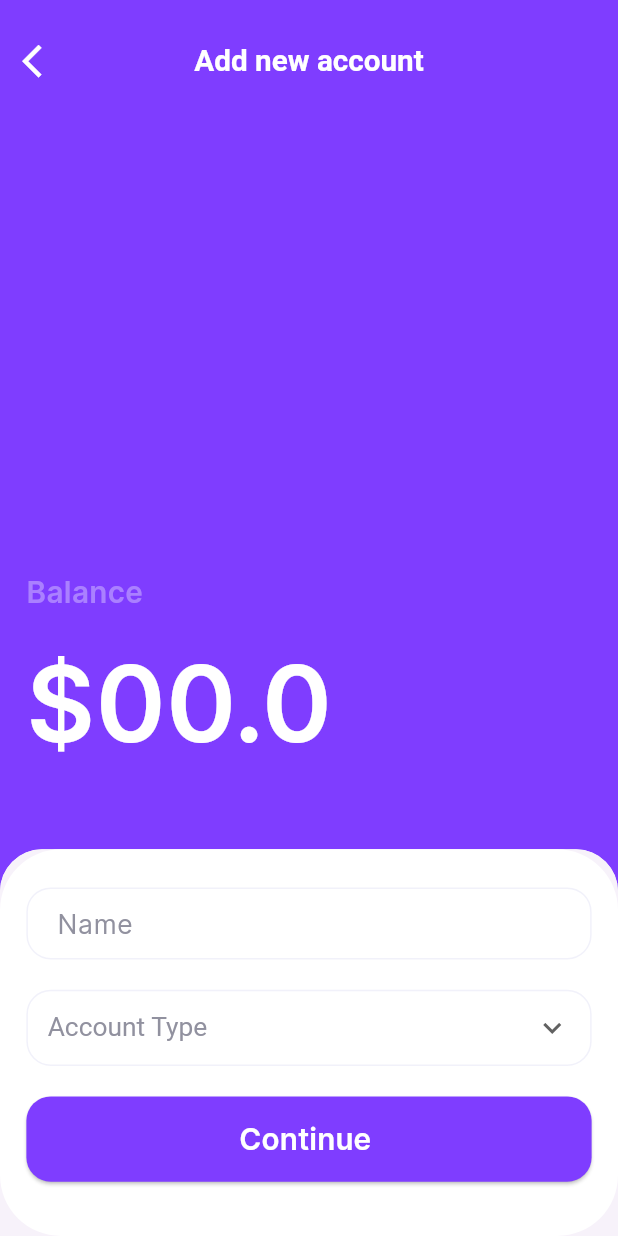
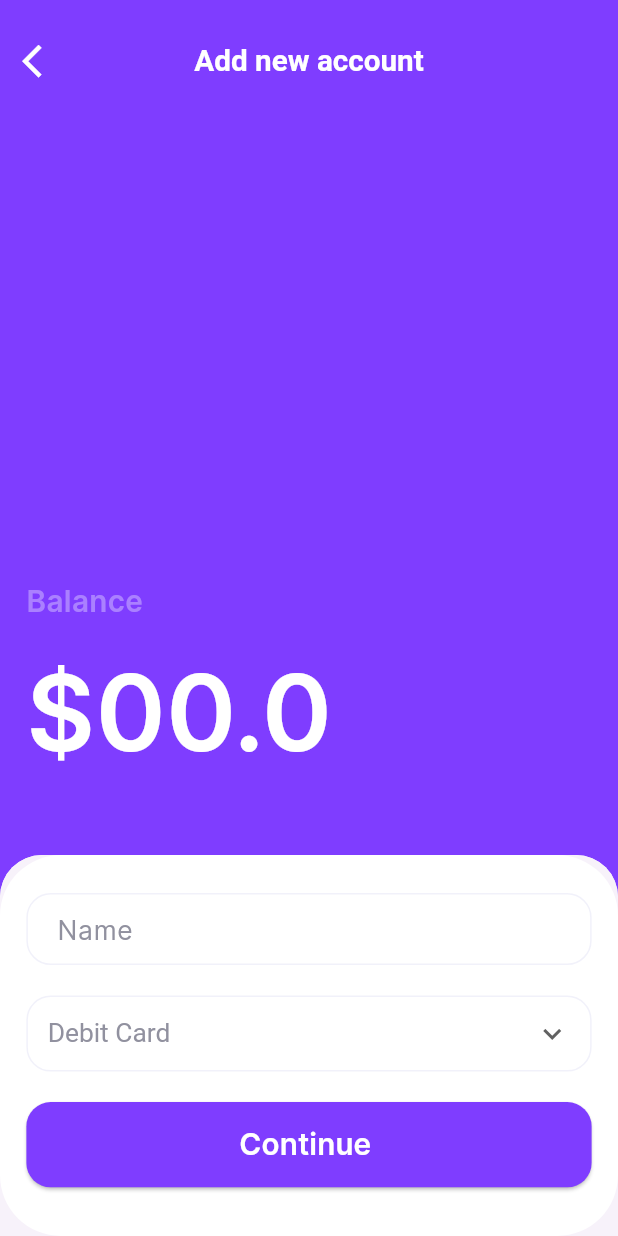
Before and after one commit to BakriIWNL/internship_implementation, a Flutter app: the screen it shows after launch, on a phone screen of 412 x 824 dp. Run offline on Flutter 3.47's test engine with Material 3 defaults, Android fonts, the phone set to English and light mode, and no system bars; our stand-ins replace equatable, flutter_bloc, flutter_screenutil, go_router; generated files the repository leaves out were written again.

Commit message:
fully functioning setup page, resolved all comments

```diff
--- a/lib/core/components/bottomsheets/default_bottomsheet.dart
+++ b/lib/core/components/bottomsheets/default_bottomsheet.dart
@@ -6,23 +6,34 @@ import 'package:itcores_internship_project/core/components/customtextfield.dart'
 import 'package:itcores_internship_project/core/utils/app_colors.dart';
 import 'package:flutter_gen/gen_l10n/app_localizations.dart';
 
-class DefaultBottomsheet extends StatelessWidget {
-  DefaultBottomsheet({super.key});
+class DefaultBottomSheet extends StatelessWidget {
 
-  TextEditingController temp = TextEditingController();
+  final Function onChanged;
+  final String value;
+  final double height;
+  final List<DropdownMenuItem<String>> items;
+  final  TextEditingController controller;
+
+  const DefaultBottomSheet({super.key, required this.onChanged,required this.value,required this.items, required this.controller, required this.height});
 
   @override
   Widget build(BuildContext context) {
-    List<DropdownMenuItem<String>> dropDownItems = [
-      const DropdownMenuItem(value: '0', child: Text("Bank")),
-      const DropdownMenuItem(value: '1', child: Text("Debit Card")),
-      const DropdownMenuItem(value: '2', child: Text("Credit Card"))
-    ];
-    return Container(
-      height: 254.h,
+    return BottomSheet(
+      enableDrag: false,
+      builder: (BuildContext context) {
+        return Padding(
+          padding: EdgeInsets.only(
+            bottom: MediaQuery.of(context).viewInsets.bottom/2,
+          ),
+          child: AnimatedSize(
+              duration: const Duration(milliseconds: 500),
+              curve: Curves.fastOutSlowIn,
+              child:Container(
+            height: height,
             width: double.infinity,
             decoration: BoxDecoration(
-          borderRadius: BorderRadius.circular(40.r), color: AppColors.white),
+                borderRadius: BorderRadius.circular(40.r),
+                color: AppColors.white),
             child: Column(
               mainAxisAlignment: MainAxisAlignment.start,
               children: [
@@ -31,7 +42,7 @@ class DefaultBottomsheet extends StatelessWidget {
                   width: 343.w,
                   child: NewCustomTextField(
                       hint: AppLocalizations.of(context)!.name,
-                controller: temp,
+                      controller: controller,
                       validationType: AppLocalizations.of(context)!.name,
                       height: 56.h,
                       password: false,
@@ -42,13 +53,25 @@ class DefaultBottomsheet extends StatelessWidget {
                   hint: AppLocalizations.of(context)!.accountType,
                   width: 343.w,
                   height: 50.h,
-            items: dropDownItems,
-            onChanged: (String? value) {},
+                  items: items,
+                  onChanged: (String? value) {
+                    onChanged(value);
+                  },
+                  value: value,
                 ),
                 20.verticalSpace,
-          CustomButton(text: AppLocalizations.of(context)!.continueText, onPressed: (){}, size: Size(343.w,56.h))
+                CustomButton(
+                    text: AppLocalizations.of(context)!.continueText,
+                    onPressed: () {},
+                    size: Size(343.w, 56.h))
               ],
             ),
+          ),
+              )
+
+        );
+      },
+      onClosing: () {},
     );
   }
 }
--- /dev/null
+++ b/lib/core/components/sheet_information.dart
@@ -0,0 +1,53 @@
+import 'package:flutter/material.dart';
+import 'package:flutter_bloc/flutter_bloc.dart';
+import 'package:flutter_screenutil/flutter_screenutil.dart';
+import 'package:itcores_internship_project/core/themes/app_colors.dart';
+import 'package:flutter_gen/gen_l10n/app_localizations.dart';
+import 'package:itcores_internship_project/features/setup/presentation/cubit/bottom_sheet/bottomsheet_cubit.dart';
+
+class SheetInformation extends StatelessWidget {
+  const SheetInformation({super.key, required this.space});
+  final int space;
+
+  @override
+  Widget build(BuildContext context) {
+    return SingleChildScrollView(
+      scrollDirection: Axis.vertical,
+      child: Padding(
+        padding: EdgeInsets.only(left: 16.w),
+        child: BlocBuilder<BottomsheetCubit, BottomsheetState>(
+          builder: (context, state) {
+            return AnimatedSize(
+              duration: const Duration(milliseconds: 500),
+              curve: Curves.fastOutSlowIn,
+              child: Column(
+                mainAxisAlignment: MainAxisAlignment.start,
+                crossAxisAlignment: CrossAxisAlignment.start,
+                children: [
+                  space.verticalSpace,
+                  Text(
+                    AppLocalizations.of(context)!.balance,
+                    style: TextStyle(
+                      fontSize: 18.sp,
+                      fontWeight: FontWeight.w600,
+                      color: AppColors.purpleTertiary,
+                    ),
+                  ),
+                  10.verticalSpace,
+                  Text(
+                    "\$00.0",
+                    style: TextStyle(
+                      fontSize: 64.sp,
+                      fontWeight: FontWeight.w600,
+                      color: AppColors.white,
+                    ),
+                  ),
+                ],
+              ),
+            );
+          },
+        ),
+      ),
+    );
+  }
+}
--- a/lib/core/components/sheet_screen.dart
+++ /dev/null
@@ -1,66 +0,0 @@
-import 'package:flutter/material.dart';
-import 'package:flutter_screenutil/flutter_screenutil.dart';
-import 'package:go_router/go_router.dart';
-import 'package:itcores_internship_project/core/routes/route_names.dart';
-import 'package:itcores_internship_project/core/themes/app_colors.dart';
-import 'package:itcores_internship_project/core/utils/app_icons.dart';
-import 'package:flutter_gen/gen_l10n/app_localizations.dart';
-
-class SheetScreen extends StatelessWidget {
-  final BottomSheet bottomSheet;
-
-  const SheetScreen({super.key, required this.bottomSheet});
-
-  @override
-  Widget build(BuildContext context) {
-    return Scaffold(
-      bottomSheet: bottomSheet,
-      backgroundColor: AppColors.purplePrimary,
-      appBar: AppBar(
-        backgroundColor: AppColors.purplePrimary,
-        titleTextStyle: TextStyle(
-          fontSize: 18.sp,
-          fontWeight: FontWeight.w600,
-          color: AppColors.white,
-        ),
-        leading: Padding(
-          padding: EdgeInsets.only(top: 20.h),
-          child: IconButton(
-            icon: AppIcons.arrowBackWhite,
-            onPressed: () {
-              context.go(RouteNames.onboarding);
-            },
-          ),
-        ),
-        centerTitle: true,
-        title: Padding(
-          padding: EdgeInsets.only(top: 25.h),
-          child: Text(
-            AppLocalizations.of(context)!.newAccount,
-            style: TextStyle(
-              fontSize: 18.sp,
-              fontWeight: FontWeight.w600,
-            ),
-          ),
-        ),
-      ),
-      body: SingleChildScrollView(
-        scrollDirection: Axis.vertical,
-          child: Padding(
-            padding: EdgeInsets.only(left: 16.w),
-            child: Column(
-              mainAxisAlignment: MainAxisAlignment.start,
-              crossAxisAlignment:CrossAxisAlignment.start,
-              children: [
-                320.verticalSpace,
-                Text(AppLocalizations.of(context)!.balance,
-                    style: TextStyle(fontSize: 18.sp, fontWeight: FontWeight.w600,color: AppColors.purpleTertiary)),
-                10.verticalSpace,
-                Text("\$00.0",
-                    style: TextStyle(fontSize: 64.sp, fontWeight: FontWeight.w600, color: AppColors.white)),
-              ],
-            ),
-          )),
-    );
-  }
-}
--- a/lib/core/routes/routes.dart
+++ b/lib/core/routes/routes.dart
@@ -11,6 +11,7 @@ import 'package:itcores_internship_project/features/onboarding/presentation/cubi
 import 'package:itcores_internship_project/features/onboarding/presentation/cubit/splash_screen/splash_screen_cubit.dart';
 import 'package:itcores_internship_project/features/onboarding/presentation/screens/onboarding_screen.dart';
 import 'package:itcores_internship_project/features/onboarding/presentation/screens/splash_screen.dart';
+import 'package:itcores_internship_project/features/setup/presentation/cubit/bottom_sheet/bottomsheet_cubit.dart';
 import 'package:itcores_internship_project/features/setup/presentation/cubit/setup/setup_cubit.dart';
 import 'package:itcores_internship_project/features/setup/presentation/screens/lets_setup.dart';
 import 'package:itcores_internship_project/features/setup/presentation/screens/new_account.dart';
@@ -83,7 +84,10 @@ class Routes {
               )),
       GoRoute(
           path: RouteNames.newAccount,
-          builder: (context, state) => const NewAccount()),
+          builder: (context, state) => BlocProvider(
+                create: (context) => BottomsheetCubit(),
+                child: const NewAccount(),
+              )),
     ],
   );
 }
--- a/lib/core/utils/enums.dart
+++ b/lib/core/utils/enums.dart
@@ -3,3 +3,5 @@ enum GenericStates {initial, loading, updateUI, success, error}
 enum SplashStates {active, concluded}
 
 enum UserStates{initial, loading, success, error}
+
+enum BottomSheetStates{initial, bank, creditCard, debitCard}
--- /dev/null
+++ b/lib/features/setup/presentation/cubit/bottom_sheet/bottomsheet_state.dart
@@ -0,0 +1,26 @@
+part of 'bottomsheet_cubit.dart';
+
+class BottomsheetState extends Equatable {
+  final BottomSheetStates state;
+  final double height;
+  final int oldHeight;
+  const BottomsheetState({required this.state,required this.height, required this.oldHeight});
+
+  factory BottomsheetState.initial() {
+    return const BottomsheetState(
+      state: BottomSheetStates.initial, height: 254,oldHeight:254
+    );
+  }
+
+  BottomsheetState copyWith({
+    BottomSheetStates? state,
+    double ? height
+  }) {
+    return BottomsheetState(
+      state: state ?? this.state, height: height ?? this.height, oldHeight: oldHeight
+    );
+  }
+
+  @override
+  List<Object> get props => [state,height,oldHeight];
+}
--- a/lib/features/setup/presentation/screens/lets_setup.dart
+++ b/lib/features/setup/presentation/screens/lets_setup.dart
@@ -1,7 +1,9 @@
 import 'package:flutter/material.dart';
 import 'package:flutter_screenutil/flutter_screenutil.dart';
+import 'package:go_router/go_router.dart';
 import 'package:itcores_internship_project/core/components/custom_button.dart';
 import 'package:flutter_gen/gen_l10n/app_localizations.dart';
+import 'package:itcores_internship_project/core/routes/route_names.dart';
 
 class LetsSetup extends StatelessWidget {
   const LetsSetup({super.key});
@@ -25,7 +27,9 @@ class LetsSetup extends StatelessWidget {
               child: Text(AppLocalizations.of(context)!.accountCanBe, style: TextStyle(fontWeight: FontWeight.w500,fontSize: 14.sp))
               ),
               420.verticalSpace,
-              CustomButton(text: AppLocalizations.of(context)!.letsGo, onPressed: (){}, size: Size(343.w,56.h),)
+              CustomButton(text: AppLocalizations.of(context)!.letsGo, onPressed: (){
+                context.go(RouteNames.newAccount);
+              }, size: Size(343.w,56.h),)
           ],
         ),
       ),
--- a/lib/features/setup/presentation/screens/new_account.dart
+++ b/lib/features/setup/presentation/screens/new_account.dart
@@ -1,19 +1,92 @@
 import 'package:flutter/material.dart';
+import 'package:flutter_bloc/flutter_bloc.dart';
+import 'package:flutter_screenutil/flutter_screenutil.dart';
+import 'package:go_router/go_router.dart';
+import 'package:itcores_internship_project/core/components/bottomsheets/bank_bottomsheet.dart';
 import 'package:itcores_internship_project/core/components/bottomsheets/default_bottomsheet.dart';
-import 'package:itcores_internship_project/core/components/sheet_screen.dart';
+import 'package:itcores_internship_project/core/components/sheet_information.dart';
+import 'package:itcores_internship_project/core/routes/route_names.dart';
+import 'package:itcores_internship_project/core/utils/app_colors.dart';
+import 'package:itcores_internship_project/core/utils/app_icons.dart';
+import 'package:flutter_gen/gen_l10n/app_localizations.dart';
+import 'package:itcores_internship_project/core/utils/enums.dart';
+import 'package:itcores_internship_project/features/setup/presentation/cubit/bottom_sheet/bottomsheet_cubit.dart';
 
 class NewAccount extends StatelessWidget {
   const NewAccount({super.key});
 
   @override
   Widget build(BuildContext context) {
-    return SheetScreen(
-      bottomSheet: BottomSheet(
-        onClosing: () {},
-        builder: (context) {
-          return DefaultBottomsheet();
+    return Scaffold(
+      bottomSheet: BlocBuilder<BottomsheetCubit, BottomsheetState>(
+        builder: (context, state) {
+          if (state.state == BottomSheetStates.bank) {
+            debugPrint("Bank");
+            return BankBottomsheet(
+              height: state.height,
+              onChanged: (value) =>
+                  context.read<BottomsheetCubit>().selectedOption(value),
+              controller: context.read<BottomsheetCubit>().nameController,
+              value: context.read<BottomsheetCubit>().value,
+              items: const <DropdownMenuItem<String>>[
+                DropdownMenuItem(value: '0', child: Text("Bank")),
+                DropdownMenuItem(value: '1', child: Text("Debit Card")),
+                DropdownMenuItem(value: '2', child: Text("Credit Card"))
+              ],
+            );
+          }else {
+            debugPrint("BOTTOM SHEET");
+            return DefaultBottomSheet(
+              height: state.height,
+              onChanged: (value) =>
+                  context.read<BottomsheetCubit>().selectedOption(value),
+              controller: context.read<BottomsheetCubit>().nameController,
+              value: context.read<BottomsheetCubit>().value,
+              items: const <DropdownMenuItem<String>>[
+                DropdownMenuItem(value: '0', child: Text("Bank")),
+                DropdownMenuItem(value: '1', child: Text("Debit Card")),
+                DropdownMenuItem(value: '2', child: Text("Credit Card"))
+              ],
+            );
+          }
         },
-        enableDrag: false,
+      ),
+      backgroundColor: AppColors.purplePrimary,
+      appBar: AppBar(
+        backgroundColor: AppColors.purplePrimary,
+        titleTextStyle: TextStyle(
+          fontSize: 18.sp,
+          fontWeight: FontWeight.w600,
+          color: AppColors.white,
+        ),
+        leading: Padding(
+          padding: EdgeInsets.only(top: 20.h),
+          child: IconButton(
+            icon: AppIcons.arrowBackWhite,
+            onPressed: () {
+              context.go(RouteNames.onboarding);
+            },
+          ),
+        ),
+        centerTitle: true,
+        title: Padding(
+          padding: EdgeInsets.only(top: 25.h),
+          child: Text(
+            AppLocalizations.of(context)!.newAccount,
+            style: TextStyle(
+              fontSize: 18.sp,
+              fontWeight: FontWeight.w600,
+            ),
+          ),
+        ),
+      ),
+      body: BlocBuilder<BottomsheetCubit, BottomsheetState>(
+        builder: (context, state) {
+          return SheetInformation(
+            space:
+                (580 - context.read<BottomsheetCubit>().state.height).toInt(),
+          );
+        },
       ),
     );
   }
--- a/lib/features/setup/presentation/widgets/numpad_buttons.dart
+++ b/lib/features/setup/presentation/widgets/numpad_buttons.dart
@@ -13,9 +13,8 @@ class NumpadButton extends StatelessWidget {
   Widget build(BuildContext context) {
     return ElevatedButton(
       onPressed: () {
-        if(!context.read<SetupCubit>().checkComplete(controller.text.length)){
-          controller.text += number.toString();
-        }
+        context.read<SetupCubit>().addPin(number);
+        debugPrint(controller.text);
       },
       style: ElevatedButton.styleFrom(
         backgroundColor: AppColors.purplePrimary,
--- a/lib/features/setup/presentation/widgets/pin_dots.dart
+++ b/lib/features/setup/presentation/widgets/pin_dots.dart
@@ -13,13 +13,17 @@ class PinDots extends StatelessWidget {
     return SizedBox(
       height: 50.h,
       width: double.infinity,
-      child: CustomPinDot(
+      child: BlocBuilder<SetupCubit, SetupState>(
+        builder: (context, state) {
+          return CustomPinDot(
             size: 32.r,
             length: 4,
             activeColor: AppColors.white,
             borderColor: AppColors.purpleTertiary,
             inactiveColor: AppColors.purplePrimary,
             controller: context.read<SetupCubit>().pinController,
+          );
+        },
       ),
     );
   }
--- a/lib/features/setup/presentation/widgets/pin_numpad.dart
+++ b/lib/features/setup/presentation/widgets/pin_numpad.dart
@@ -27,10 +27,7 @@ class PinNumpad extends StatelessWidget {
                 child: IconButton(
                   icon: Icon(Icons.arrow_back,color: AppColors.white,size: 50.sp,),
                   onPressed: () {
-                    var pinController = context.read<SetupCubit>().pinController;
-                    if (pinController.text.isNotEmpty) {
-                      pinController.text = pinController.text.substring(0, pinController.text.length - 1);
-                    }
+                    return context.read<SetupCubit>().removedPin();
                   },
                 ),
               );
```
Also changed, not shown: lib/core/components/bottomsheets/bank_bottomsheet.dart (+77 -0 lines), lib/features/setup/presentation/cubit/bottom_sheet/bottomsheet_cubit.dart (added, +34 -0 lines), lib/features/setup/presentation/cubit/setup/setup_cubit.dart (+22 -3 lines), lib/features/setup/presentation/cubit/setup/setup_state.dart (+6 -6 lines), lib/features/setup/presentation/screens/enter_pin_screen.dart (+1 -7 lines), lib/features/setup/presentation/widgets/custom_pin_dots.dart (+10 -27 lines). Lines whose indentation alone changed are shown as unchanged.
